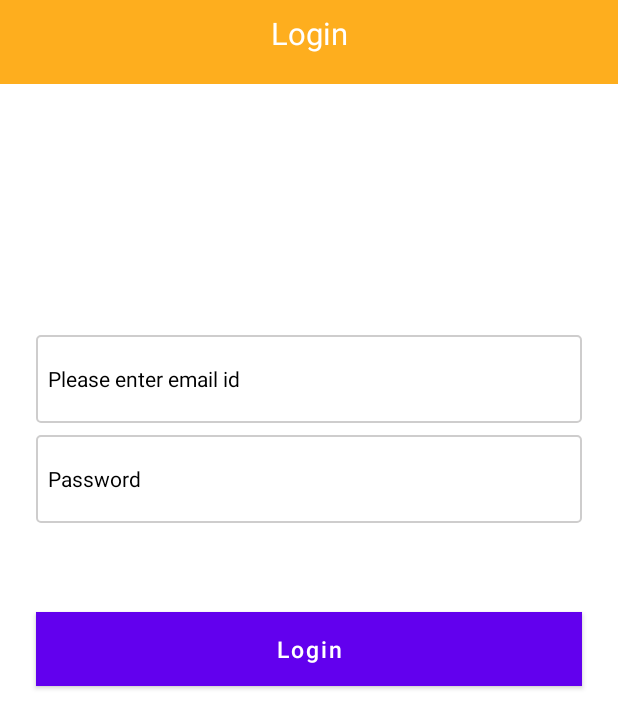
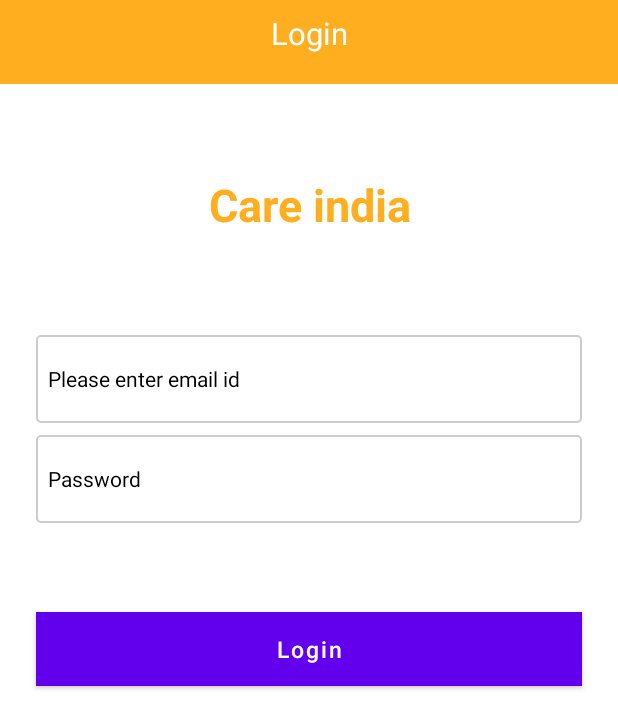
Before and after one commit to mwravi/Care-India, an Android app: the layout activity_login.xml on its own in the app's theme, with its tools: preview values and no code run, on a phone screen of 412 x 824 dp. Shown: the top 728 px of the screen. Run offline under Robolectric (Android 15) with nearby library versions, the phone set to English and light mode, and no system bars.

Commit message:
Today changes

```diff
--- a/app/src/main/res/layout/activity_login.xml
+++ b/app/src/main/res/layout/activity_login.xml
@@ -7,11 +7,28 @@
     tools:context=".views.activities.LoginActivity">
 
 
-    <include layout="@layout/toolbar_layout"
+    <include
+        android:id="@+id/include2"
+        layout="@layout/toolbar_layout"
         app:layout_constraintEnd_toEndOf="parent"
         app:layout_constraintStart_toStartOf="parent"
-        app:layout_constraintTop_toTopOf="parent"/>
+        app:layout_constraintTop_toTopOf="parent" />
 
+
+    <TextView
+        android:id="@+id/tv_logo"
+        android:layout_width="match_parent"
+        android:layout_height="wrap_content"
+        android:layout_marginTop="60dp"
+        android:gravity="center"
+        android:text="@string/app_name"
+        android:textStyle="bold"
+        android:textColor="@color/colorPrimary"
+        android:textSize="@dimen/_23ssp"
+        app:layout_constraintEnd_toEndOf="parent"
+        app:layout_constraintHorizontal_bias="0.0"
+        app:layout_constraintStart_toStartOf="parent"
+        app:layout_constraintTop_toBottomOf="@+id/include2" />
 
     <EditText
         android:id="@+id/etUsername"
```
